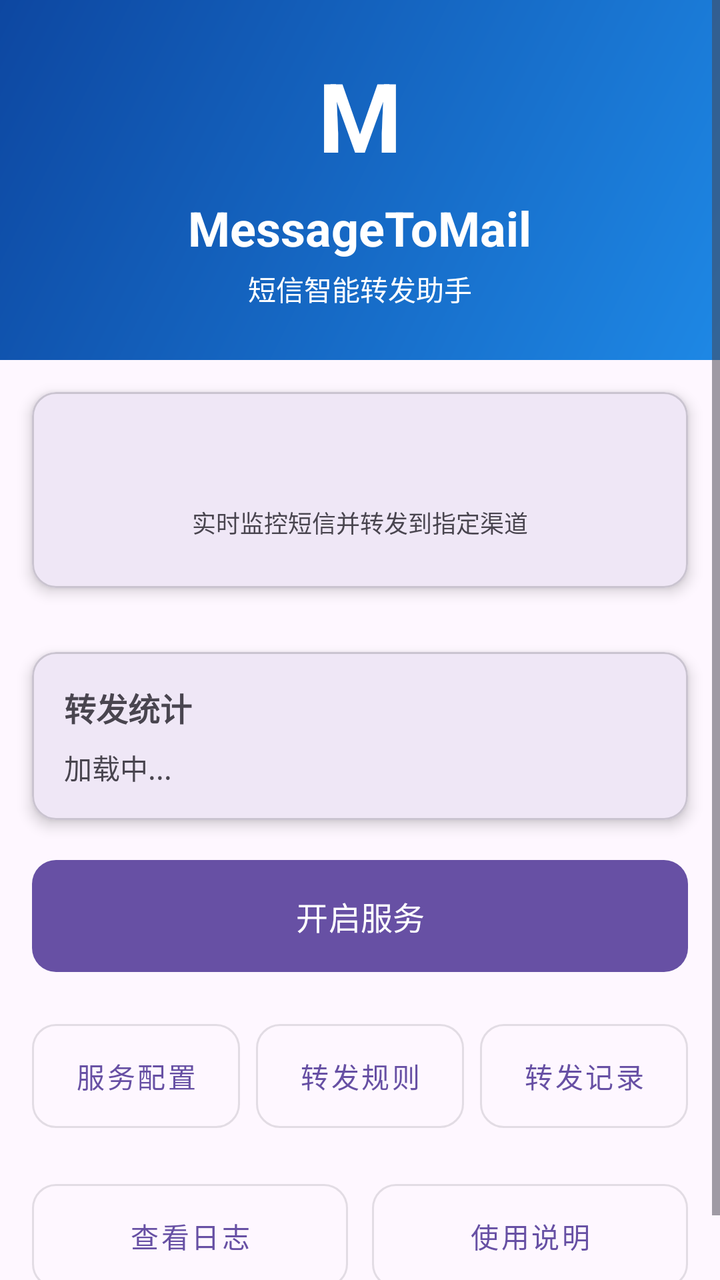
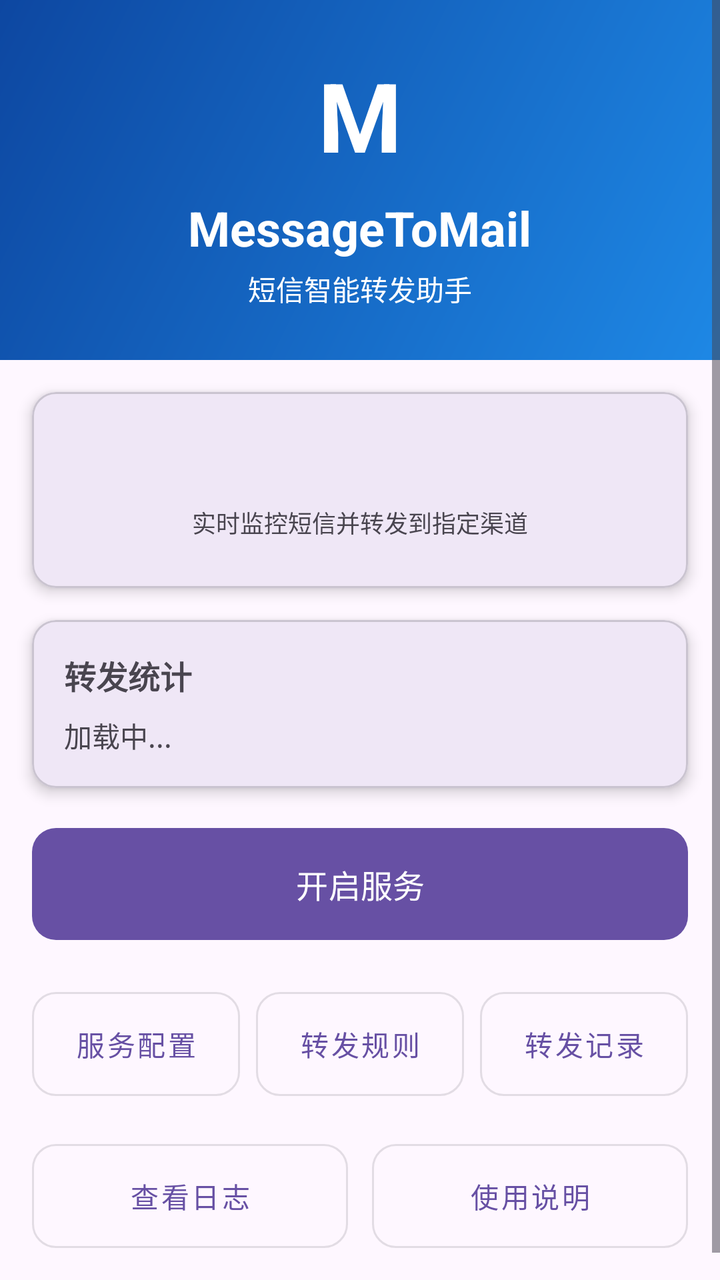

Before-and-after screenshots of an Android layout around one commit, followed by the original layout XML and the change that was made.
<!-- AndroidManifest.xml: application theme Theme.MessageToMail -->
<!-- res/layout/activity_main.xml -->
<?xml version="1.0" encoding="utf-8"?>
<layout xmlns:tools="http://schemas.android.com/tools"
    xmlns:android="http://schemas.android.com/apk/res/android"
    xmlns:app="http://schemas.android.com/apk/res-auto">
    <data>
        <variable
            name="logText"
            type="com.example.messagetomail.model.LogViewModel" />
    </data>

    <ScrollView
        android:layout_width="match_parent"
        android:layout_height="match_parent"
        android:fillViewport="true"
        android:background="?android:attr/colorBackground">

        <LinearLayout
            android:layout_width="match_parent"
            android:layout_height="wrap_content"
            android:orientation="vertical">

            <LinearLayout
                android:layout_width="match_parent"
                android:layout_height="180dp"
                android:background="@drawable/bg_header_gradient"
                android:gravity="center"
                android:orientation="vertical">

                <TextView
                    android:layout_width="wrap_content"
                    android:layout_height="wrap_content"
                    android:text="M"
                    android:textColor="?attr/colorOnPrimary"
                    android:textSize="48sp"
                    android:textStyle="bold" />

                <TextView
                    android:layout_width="wrap_content"
                    android:layout_height="wrap_content"
                    android:layout_marginTop="8dp"
                    android:text="MessageToMail"
                    android:textColor="?attr/colorOnPrimary"
                    android:textSize="24sp"
                    android:textStyle="bold" />

                <TextView
                    android:layout_width="wrap_content"
                    android:layout_height="wrap_content"
                    android:layout_marginTop="4dp"
                    android:text="@string/app_subtitle"
                    android:textColor="?attr/colorOnPrimary"
                    android:textSize="14sp" />
            </LinearLayout>

            <com.google.android.material.card.MaterialCardView
                android:layout_width="match_parent"
                android:layout_height="wrap_content"
                android:layout_margin="16dp"
                app:cardCornerRadius="12dp"
                app:cardElevation="4dp">

                <LinearLayout
                    android:layout_width="match_parent"
                    android:layout_height="wrap_content"
                    android:gravity="center"
                    android:orientation="vertical"
                    android:padding="24dp">

                    <TextView
                        android:id="@+id/textView"
                        android:layout_width="wrap_content"
                        android:layout_height="wrap_content"
                        android:text="@{logText.content}"
                        android:textColor="?attr/colorPrimary"
                        android:textSize="18sp"
                        android:textStyle="bold" />

                    <TextView
                        android:layout_width="wrap_content"
                        android:layout_height="wrap_content"
                        android:layout_marginTop="8dp"
                        android:text="@string/app_desc"
                        android:textColor="?android:attr/textColorSecondary"
                        android:textSize="12sp" />
                </LinearLayout>
            </com.google.android.material.card.MaterialCardView>

            <com.google.android.material.card.MaterialCardView
                android:layout_width="match_parent"
                android:layout_height="wrap_content"
                android:layout_marginHorizontal="16dp"
                android:layout_marginTop="16dp"
                app:cardCornerRadius="12dp"
                app:cardElevation="4dp">

                <LinearLayout
                    android:layout_width="match_parent"
                    android:layout_height="wrap_content"
                    android:orientation="vertical"
                    android:padding="16dp">

                    <TextView
                        android:layout_width="wrap_content"
                        android:layout_height="wrap_content"
                        android:text="转发统计"
                        android:textSize="16sp"
                        android:textStyle="bold" />

                    <TextView
                        android:id="@+id/tvStats"
                        android:layout_width="wrap_content"
                        android:layout_height="wrap_content"
                        android:layout_marginTop="8dp"
                        android:text="加载中..."
                        android:textSize="14sp"
                        android:lineSpacingMultiplier="1.3" />
                </LinearLayout>
            </com.google.android.material.card.MaterialCardView>

            <LinearLayout
                android:layout_width="match_parent"
                android:layout_height="wrap_content"
                android:layout_marginTop="16dp"
                android:orientation="vertical"
                android:paddingHorizontal="16dp"
                android:paddingBottom="24dp">

                <com.google.android.material.button.MaterialButton
                    android:id="@+id/button"
                    android:layout_width="match_parent"
                    android:layout_height="64dp"
                    android:text="@string/start_button_text"
                    android:textSize="16sp"
                    app:cornerRadius="12dp" />

                <LinearLayout
                    android:layout_width="match_parent"
                    android:layout_height="wrap_content"
                    android:layout_marginTop="16dp"
                    android:orientation="horizontal">

                    <com.google.android.material.button.MaterialButton
                        android:id="@+id/btnSettings"
                        style="@style/Widget.MaterialComponents.Button.OutlinedButton"
                        android:layout_width="0dp"
                        android:layout_height="64dp"
                        android:layout_marginEnd="4dp"
                        android:layout_weight="1"
                        android:text="@string/settings"
                        android:textSize="14sp"
                        app:cornerRadius="12dp" />

                    <com.google.android.material.button.MaterialButton
                        android:id="@+id/btnFilterRule"
                        style="@style/Widget.MaterialComponents.Button.OutlinedButton"
                        android:layout_width="0dp"
                        android:layout_height="64dp"
                        android:layout_marginStart="4dp"
                        android:layout_marginEnd="4dp"
                        android:layout_weight="1"
                        android:text="@string/filter_rule"
                        android:textSize="14sp"
                        app:cornerRadius="12dp" />

                    <com.google.android.material.button.MaterialButton
                        android:id="@+id/btnHistory"
                        style="@style/Widget.MaterialComponents.Button.OutlinedButton"
                        android:layout_width="0dp"
                        android:layout_height="64dp"
                        android:layout_marginStart="4dp"
                        android:layout_weight="1"
                        android:text="转发记录"
                        android:textSize="14sp"
                        app:cornerRadius="12dp" />
                </LinearLayout>

                <LinearLayout
                    android:layout_width="match_parent"
                    android:layout_height="wrap_content"
                    android:layout_marginTop="16dp"
                    android:orientation="horizontal">

                    <com.google.android.material.button.MaterialButton
                        android:id="@+id/btnLogs"
                        style="@style/Widget.MaterialComponents.Button.OutlinedButton"
                        android:layout_width="0dp"
                        android:layout_height="64dp"
                        android:layout_marginEnd="6dp"
                        android:layout_weight="1"
                        android:text="@string/view_logs"
                        android:textSize="14sp"
                        app:cornerRadius="12dp" />

                    <com.google.android.material.button.MaterialButton
                        android:id="@+id/btnHelp"
                        style="@style/Widget.MaterialComponents.Button.OutlinedButton"
                        android:layout_width="0dp"
                        android:layout_height="64dp"
                        android:layout_marginStart="6dp"
                        android:layout_weight="1"
                        android:text="@string/help"
                        android:textSize="14sp"
                        app:cornerRadius="12dp" />
                </LinearLayout>
            </LinearLayout>

        </LinearLayout>
    </ScrollView>
</layout>
<!-- resources referenced by this layout -->
<resources>
  <!-- drawable bg_header_gradient (drawable) -->
  <?xml version="1.0" encoding="utf-8"?>
  <shape xmlns:android="http://schemas.android.com/apk/res/android"
      android:shape="rectangle">
      <gradient
          android:startColor="#FF1E88E5"
          android:endColor="#FF0D47A1"
          android:angle="135" />
  </shape>
  <string name="app_desc">实时监控短信并转发到指定渠道</string>
  <string name="app_subtitle">短信智能转发助手</string>
  <string name="filter_rule">转发规则</string>
  <string name="help">使用说明</string>
  <string name="settings">服务配置</string>
  <string name="start_button_text">开启服务</string>
  <string name="view_logs">查看日志</string>
  <style name="Theme.MessageToMail" parent="Base.Theme.MessageToMail" />
  <style name="Base.Theme.MessageToMail" parent="Theme.Material3.DayNight.NoActionBar">
          
          
      </style>
</resources>

<!-- the commit's change to res/layout/activity_main.xml (unified diff, before → after) -->
@@ -89,7 +89,6 @@
                 android:layout_width="match_parent"
                 android:layout_height="wrap_content"
                 android:layout_marginHorizontal="16dp"
-                android:layout_marginTop="16dp"
                 app:cardCornerRadius="12dp"
                 app:cardElevation="4dp">
 
@@ -111,9 +110,9 @@
                         android:layout_width="wrap_content"
                         android:layout_height="wrap_content"
                         android:layout_marginTop="8dp"
+                        android:lineSpacingMultiplier="1.3"
                         android:text="加载中..."
-                        android:textSize="14sp"
-                        android:lineSpacingMultiplier="1.3" />
+                        android:textSize="14sp" />
                 </LinearLayout>
             </com.google.android.material.card.MaterialCardView>
 
@@ -177,7 +176,7 @@
                 <LinearLayout
                     android:layout_width="match_parent"
                     android:layout_height="wrap_content"
-                    android:layout_marginTop="16dp"
+                    android:layout_marginTop="12dp"
                     android:orientation="horizontal">
 
                     <com.google.android.material.button.MaterialButton
